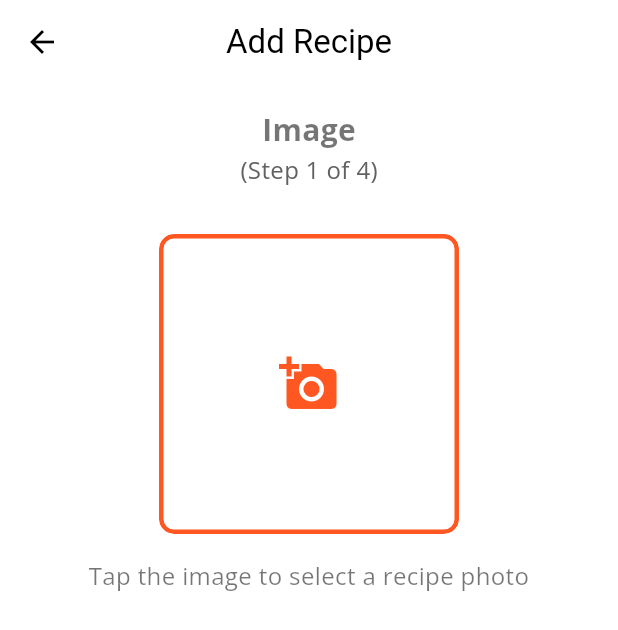
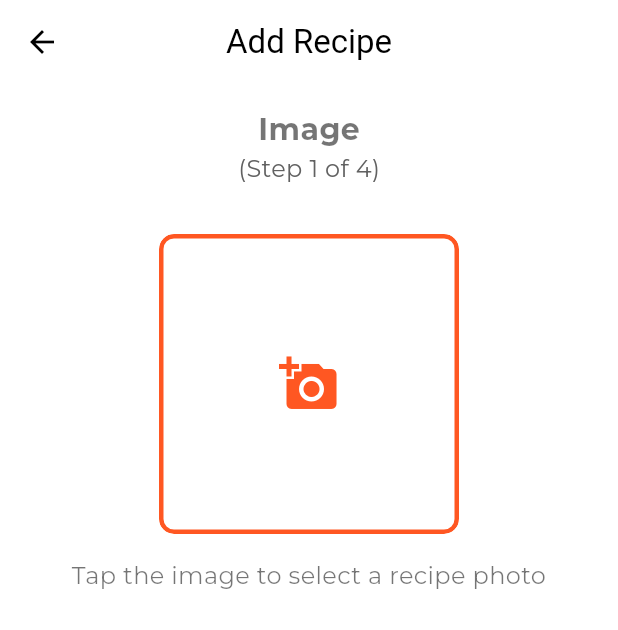
Before and after one commit to francids/the_recipes, a Flutter app: the screen it shows after launch, after a tap on the "add" icon, on a phone screen of 412 x 824 dp. Shown: the top 630 px of the screen. Run offline on Flutter 3.47's test engine with Material 3 defaults, Android fonts, the phone set to English and light mode, and no system bars; our stand-ins replace firebase_auth, firebase_core, flutter_easyloading, get, google_fonts, google_sign_in and 4 more; missing offline and left inert: material_dialogs; accounts and stored records are empty; generated files the repository leaves out were written again.

```diff
--- a/lib/the_recipe_app_theme.dart
+++ b/lib/the_recipe_app_theme.dart
@@ -92,7 +92,7 @@ class TheRecipeAppTheme {
   );
 
   static TextTheme _getTextTheme(bool isDark) {
-    return GoogleFonts.openSansTextTheme(
+    return GoogleFonts.montserratTextTheme(
       TextTheme(
         displayLarge: TextStyle(
           color: isDark ? Colors.white : Colors.black,
```
